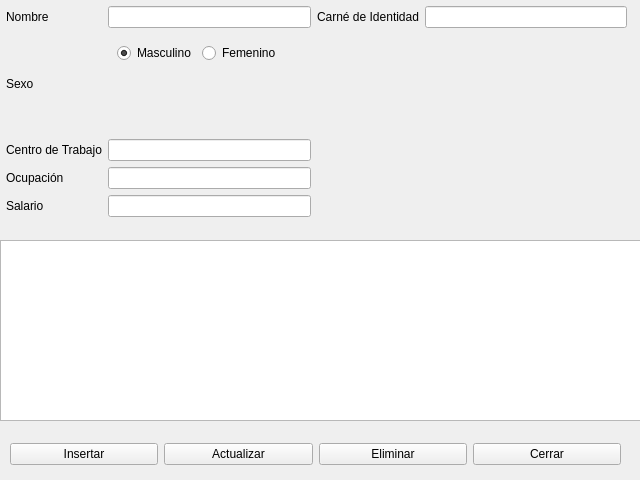
Before: the Qt Designer form Vista/ui/CRUD_clientes.ui in Kronos5544/SGBG, drawn with Qt 5.
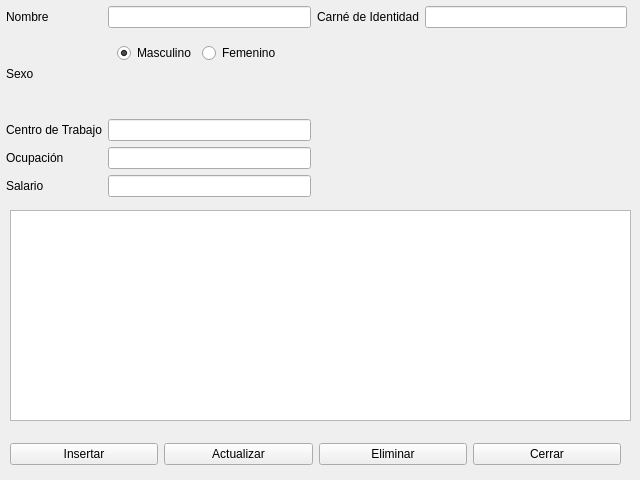
After: the same form once the commit is applied.

```diff
--- a/Vista/ui/CRUD_clientes.ui
+++ b/Vista/ui/CRUD_clientes.ui
@@ -31,7 +31,7 @@
      <x>6</x>
      <y>6</y>
      <width>621</width>
-     <height>211</height>
+     <height>191</height>
     </rect>
    </property>
    <layout class="QGridLayout" name="gridLayout" columnstretch="0,0,0,0">
@@ -120,10 +120,10 @@
   <widget class="QTableWidget" name="tabla">
    <property name="geometry">
     <rect>
-     <x>0</x>
-     <y>240</y>
-     <width>641</width>
-     <height>181</height>
+     <x>10</x>
+     <y>210</y>
+     <width>621</width>
+     <height>211</height>
     </rect>
    </property>
    <property name="editTriggers">
@@ -133,7 +133,7 @@
     <bool>true</bool>
    </property>
   </widget>
-  <widget class="QWidget" name="">
+  <widget class="QWidget" name="layoutWidget">
    <property name="geometry">
     <rect>
      <x>10</x>
```
Left out of the diff: 2 changed lines with no effect on the pictures.
